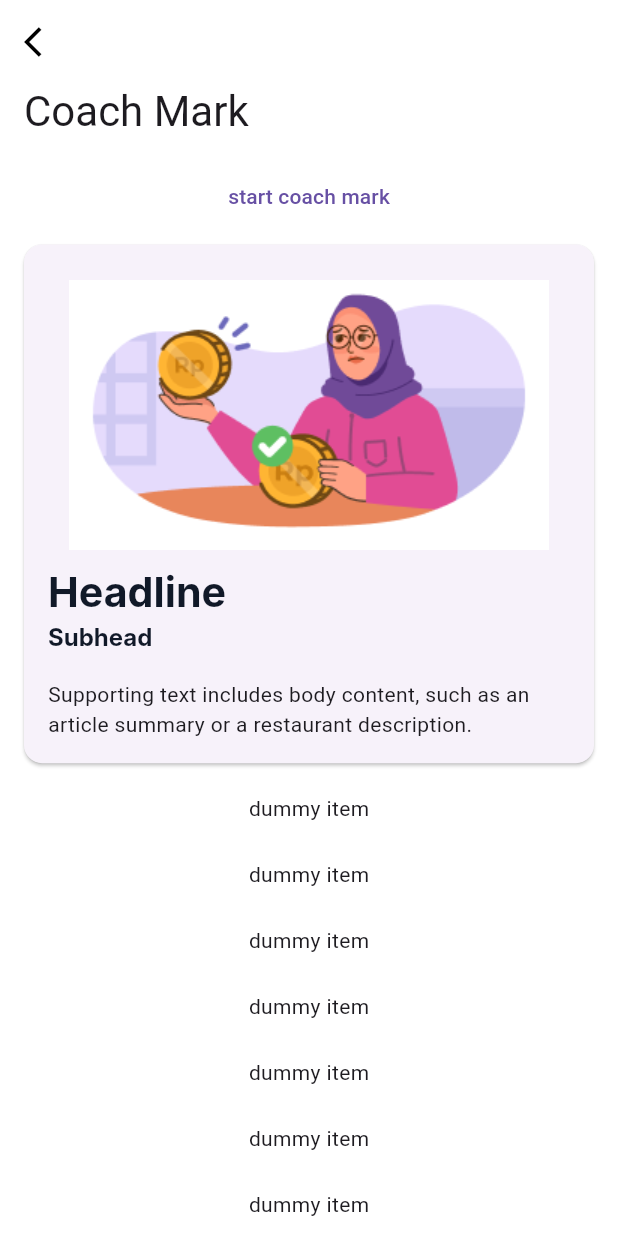
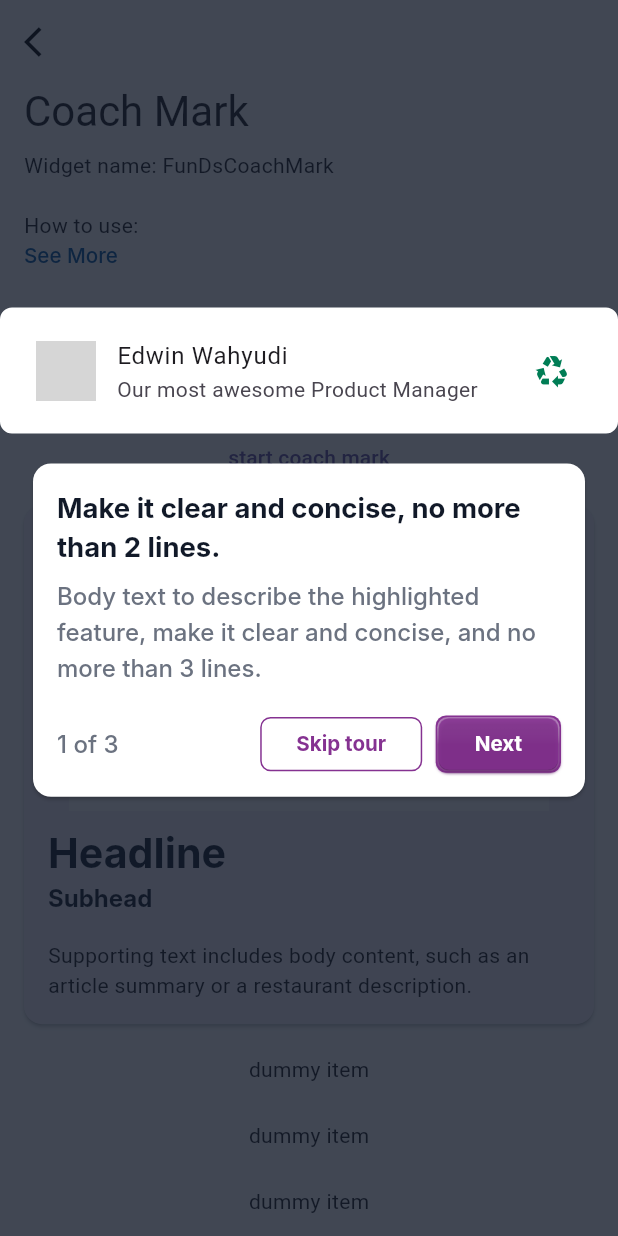
Before and after one commit to dapealfy/flutter-design-system, a Flutter app: the CoachMarkCatalog widget shown alone on an empty page, opened directly, scrolled down 174 dp, after a tap on "start coach mark", on a phone screen of 412 x 824 dp. Run offline on Flutter 3.47's test engine with Material 3 defaults, Android fonts, the phone set to English and light mode, and no system bars; drawn by our look-alikes of showcaseview; our stand-ins replace cached_network_image, equatable, flutter_screenutil, flutter_svg, lottie, nested; missing offline and left inert: pointer_interceptor, storybook_flutter; Roboto replaces fonts that are missing (Inter); statements that could not run were skipped; grey boxes are pictures that could not be loaded.

Commit message:
Merged in feature/CON-1231_coachmark_engine_overhaul (pull request #55)
CON-1231: overhaul coachmark overlay engine

* CON-1231: overhaul coachmark overlay engine


Approved-by: Deni Al Farizi
Approved-by: Setyo Nugroho
Approved-by: Wahyu Abid Arifiyanto

```diff
--- a/catalog/lib/catalog/coachmark/coachmark_catalog.dart
+++ b/catalog/lib/catalog/coachmark/coachmark_catalog.dart
@@ -7,17 +7,20 @@ Widget name: FunDsCoachMark
 
 How to use:
 
-CoachMark.overlayBuilder(
-  builder: (context) {
-    return AnyChild(
 CoachMark.overlayTarget(
-        context: context,
-        key: _globalKey,
-        overlayEntry: CoachMark(...),
-        child: MyHighlightWidget(...),
-      )
+  context,
+  controller: funOverlayController,
+  title: 'title 1',
+  description: 'description',
+  overflow: 'overflow',
+  primaryButtonText: 'primaryButtonText',
+  onClickPrimary: onClickPrimary,
+  secondaryButtonText: 'secondaryButtonText',
+  onClickSecondary: onClickSecondary,
+  child: const Text('text 1'),
 );
-  }
+
+funOverlayController.show();
 ''';
 
 class CoachMarkCatalog extends StatefulWidget {
@@ -28,10 +31,12 @@ class CoachMarkCatalog extends StatefulWidget {
 }
 
 class _CoachMarkCatalogState extends State<CoachMarkCatalog> {
-  /// Global keys used for showcase (overlay)
-  final GlobalKey _one = GlobalKey();
-  final GlobalKey _two = GlobalKey();
-  final GlobalKey _three = GlobalKey();
+  final FunOverlayController _c1 = FunOverlayController();
+  final FunOverlayController _c2 = FunOverlayController();
+  final FunOverlayController _c3 = FunOverlayController();
+  final FunOverlayController _c4 = FunOverlayController();
+  int _currentCoachmarkId = -1;
+  List<FunOverlayController> _controllerChains = [];
 
   @override
   void initState() {
@@ -43,34 +48,24 @@ class _CoachMarkCatalogState extends State<CoachMarkCatalog> {
     return CatalogPage(
       title: 'Coach Mark',
       description: description,
-      child: CoachMark.overlayBuilder(
-        builder: (context) {
-          return SingleChildScrollView(
+      child: SingleChildScrollView(
         child: Column(
           children: [
             CoachMark.overlayTarget(
-                  context: context,
-                  key: _one,
-                  overlayEntry: CoachMark(
+              context,
+              controller: _c1,
               title: 'Make it clear and concise, no more than 2 lines.',
-                    description:
-                        'Body text to describe the highlighted feature, '
+              description: 'Body text to describe the highlighted feature, '
                   'make it clear and concise, and no more than 3 lines.',
               overflow: '1 of 3',
               primaryButtonText: 'Next',
-                    onPressedPrimary: () {
-                      CoachMark.next(context);
-                    },
+              onClickPrimary: nextTips,
               secondaryButtonText: 'Skip tour',
-                    onPressedSecondary: () {
-                      CoachMark.dismiss(context);
-                    },
-                  ),
+              onClickSecondary: hideTips,
               child: ListTile(
                 title: const Text('Edwin Wahyudi'),
                 subtitle: const Text('Our most awesome Product Manager'),
-                    leading:
-                        Avatar.asset(imagePath: 'assets/images/user_1.jpeg'),
+                leading: Avatar.asset(imagePath: 'assets/images/user_1.jpeg'),
                 visualDensity: VisualDensity.comfortable,
                 dense: false,
                 trailing: const Icon(
@@ -81,7 +76,7 @@ class _CoachMarkCatalogState extends State<CoachMarkCatalog> {
             ),
             TextButton(
               onPressed: () {
-                    CoachMark.start(context, [_one, _two, _three]);
+                showTipsChain([_c1, _c2, _c3, _c4]);
               },
               child: const Text('start coach mark'),
             ),
@@ -96,24 +91,17 @@ class _CoachMarkCatalogState extends State<CoachMarkCatalog> {
                       'assets/images/error_ibu_amanah_partial.png',
                     ),
                     CoachMark.overlayTarget(
-                          context: context,
-                          key: _two,
-                          overlayEntry: CoachMark(
-                            title:
-                                'Make it clear and concise, no more than 2 lines.',
+                      context,
+                      controller: _c2,
+                      title: 'Make it clear and concise, no more than 2 lines.',
                       description:
                           'Body text to describe the highlighted feature, '
                           'make it clear and concise, and no more than 3 lines.',
                       overflow: '2 of 3',
                       primaryButtonText: 'Next',
-                            onPressedPrimary: () {
-                              CoachMark.next(context);
-                            },
+                      onClickPrimary: nextTips,
                       secondaryButtonText: 'Skip tour',
-                            onPressedSecondary: () {
-                              CoachMark.dismiss(context);
-                            },
-                          ),
+                      onClickSecondary: hideTips,
                       child: Column(
                         crossAxisAlignment: CrossAxisAlignment.stretch,
                         children: [
@@ -130,24 +118,17 @@ class _CoachMarkCatalogState extends State<CoachMarkCatalog> {
                     ),
                     const SizedBox(height: 16),
                     CoachMark.overlayTarget(
-                          context: context,
-                          key: _three,
-                          overlayEntry: CoachMark(
-                            title:
-                                'Make it clear and concise, no more than 2 lines.',
+                      context,
+                      controller: _c3,
+                      title: 'Make it clear and concise, no more than 2 lines.',
                       description:
                           'Body text to describe the highlighted feature, '
                           'make it clear and concise, and no more than 3 lines.',
                       overflow: '3 of 3',
                       primaryButtonText: 'Next',
-                            onPressedPrimary: () {
-                              CoachMark.next(context);
-                            },
+                      onClickPrimary: nextTips,
                       secondaryButtonText: 'Skip tour',
-                            onPressedSecondary: () {
-                              CoachMark.dismiss(context);
-                            },
-                          ),
+                      onClickSecondary: hideTips,
                       child: const Text(
                         'Supporting text includes body content, '
                         'such as an article summary or a restaurant description.',
@@ -181,14 +162,24 @@ class _CoachMarkCatalogState extends State<CoachMarkCatalog> {
               padding: EdgeInsets.symmetric(vertical: 12),
               child: Text('dummy item'),
             ),
-                const Padding(
-                  padding: EdgeInsets.symmetric(vertical: 12),
-                  child: Text('dummy item'),
+            Padding(
+              padding: const EdgeInsets.symmetric(vertical: 12),
+              child: CoachMark.overlayTarget(
+                context,
+                controller: _c4,
+                title: 'Make it clear and concise, no more than 2 lines.',
+                description: 'Body text to describe the highlighted feature, '
+                    'make it clear and concise, and no more than 3 lines.',
+                overflow: '3 of 3',
+                primaryButtonText: 'Next',
+                onClickPrimary: nextTips,
+                secondaryButtonText: 'Skip tour',
+                onClickSecondary: hideTips,
+                child: const Text('dummy item'),
+              ),
             ),
           ],
         ),
-          );
-        },
       ),
     );
   }
@@ -197,4 +188,23 @@ class _CoachMarkCatalogState extends State<CoachMarkCatalog> {
   void dispose() {
     super.dispose();
   }
+
+  void showTipsChain(List<FunOverlayController> controllers) {
+    _currentCoachmarkId = 0;
+    _controllerChains = controllers;
+
+    _controllerChains[_currentCoachmarkId].show();
   }
+
+  void nextTips() {
+    _controllerChains[_currentCoachmarkId].hide();
+    if (_currentCoachmarkId < _controllerChains.length - 1) {
+      _currentCoachmarkId += 1;
+      _controllerChains[_currentCoachmarkId].show();
+    }
+  }
+
+  void hideTips() {
+    _controllerChains[_currentCoachmarkId].hide();
+  }
+}
--- a/lib/src/components/coachmark/coachmark.dart
+++ b/lib/src/components/coachmark/coachmark.dart
@@ -1,6 +1,5 @@
 import 'package:flutter/material.dart';
 import 'package:flutter_design_system/funds.dart';
-import 'package:showcaseview/showcaseview.dart';
 
 class CoachMark extends StatelessWidget {
   final String title;
@@ -80,64 +79,36 @@ class CoachMark extends StatelessWidget {
     );
   }
 
-  /// Overlay parent, which will host all overlay entries.
-  static Widget overlayBuilder({
-    required Widget Function(BuildContext) builder,
+  static Widget overlayTarget(
+    BuildContext context, {
+    required FunOverlayController controller,
+    required String title,
+    required String description,
+    required String primaryButtonText,
+    required String secondaryButtonText,
+    required Widget child,
+    VoidCallback? onClickPrimary,
+    VoidCallback? onClickSecondary,
+    String overflow = '',
   }) {
-    return ShowCaseWidget(
-      builder: Builder(builder: builder),
-      enableAutoScroll: true,
-      disableBarrierInteraction: true,
-      onComplete: (activeWidgetId, targetKey) {
-        Scrollable.ensureVisible(
-          targetKey.currentContext!,
-          duration: const Duration(milliseconds: 300),
-          alignment: 0.5,
-        );
-      },
-    );
-  }
-
-  /// [child] is the widget to be highlighted
-  /// [overlayEntry] is the coachmark
-  static Widget overlayTarget({
-    required BuildContext context,
-    required GlobalKey<State> key,
-    required Widget child,
-    required Widget overlayEntry,
-  }) {
-    return Showcase.withWidget(
-      key: key,
-      height: 0,
-      width: MediaQuery.of(context).size.width,
-      tooltipPosition: TooltipPosition.bottom,
-      targetPadding: const EdgeInsets.all(8),
-      overlayColor: FunDsColors.colorOverlay,
-      disableMovingAnimation: true,
-      overlayOpacity: 0.8,
-      container: SizedBox(
-        width: MediaQuery.of(context).size.width - 40,
-        child: Padding(
-          padding: const EdgeInsets.only(top: 8, left: 8),
-          child: overlayEntry,
-        ),
+    return FunOverlay(
+      controller: controller,
+      showArrow: false,
+      focusPadding: const EdgeInsets.all(8),
+      focusRadius: 8,
+      overlayWidth: MediaQuery.of(context).size.width - 36,
+      overlayPosition: OverlayPosition.preferBottom,
+      overlaySpace: 16,
+      overlayWidget: CoachMark(
+        title: title,
+        description: description,
+        overflow: overflow,
+        primaryButtonText: primaryButtonText,
+        onPressedPrimary: onClickPrimary ?? controller.hide,
+        secondaryButtonText: secondaryButtonText,
+        onPressedSecondary: onClickSecondary ?? controller.hide,
       ),
       child: child,
     );
   }
-
-  /// Begin the showcase
-  static void start(BuildContext context, List<GlobalKey<State>> keys) {
-    ShowCaseWidget.of(context).startShowCase(keys);
-  }
-
-  /// Move to next id showcase
-  static void next(BuildContext context) {
-    ShowCaseWidget.of(context).next();
-  }
-
-  /// End the showcase
-  static void dismiss(BuildContext context) {
-    ShowCaseWidget.of(context).dismiss();
-  }
 }
--- a/pubspec.yaml
+++ b/pubspec.yaml
@@ -37,7 +37,6 @@ dependencies:
   flutter_screenutil: ^5.9.0
   equatable: ^2.0.5
   lottie: ^3.0.0
-  showcaseview: ^2.0.3
 
 dev_dependencies:
   flutter_test:
```
Also changed, not shown: 1 other file. Lines whose indentation alone changed are shown as unchanged.
